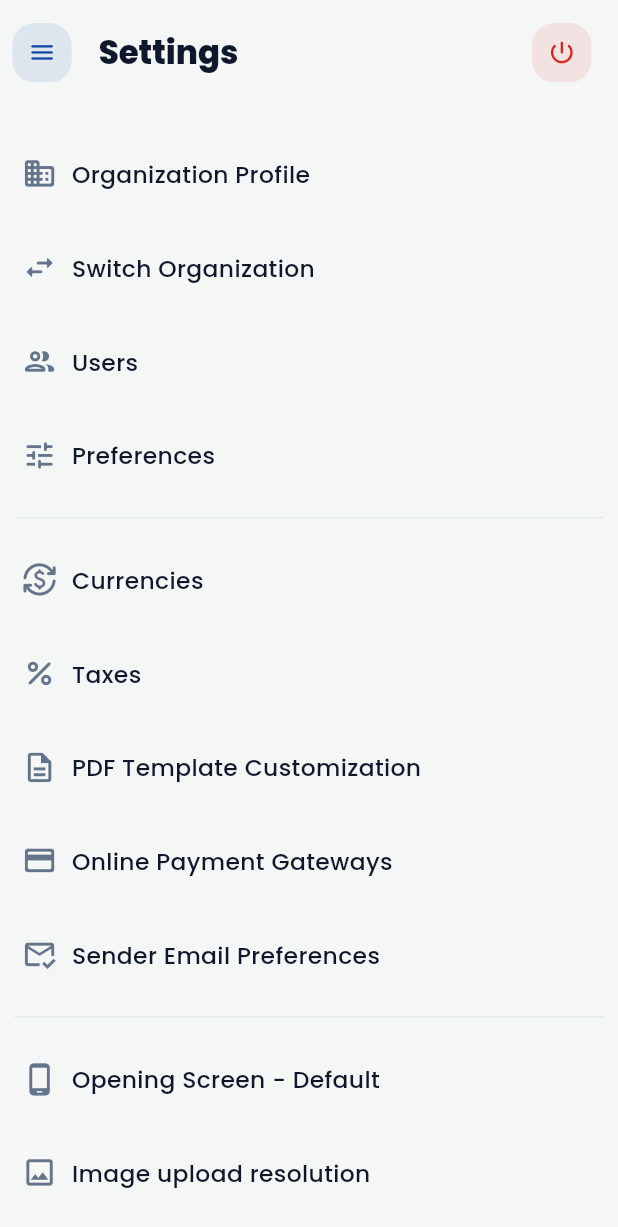
After one commit to SirajulHQ/custom_books, a Flutter app: the SettingsPage screen opened directly, on a phone screen of 412 x 824 dp. The commit adds this screen. Shown: the top 1227 px of the screen. Run offline on Flutter 3.47's test engine with Material 3 defaults, Android fonts, the phone set to English and light mode, and no system bars; our stand-ins replace file_picker, fl_chart, google_fonts, image_picker, shared_preferences, toastification; accounts and stored records are empty.

Commit message:
feat: add Settings page with drawer navigation
- Create SettingsPage with organization, finance, app preferences,
  and support sections
- Add Settings navigation from drawer with route highlighting
- Prevent redundant navigation when already on Settings page

```diff
--- a/lib/features/drawer/view/custom_drawer.dart
+++ b/lib/features/drawer/view/custom_drawer.dart
@@ -30,6 +30,7 @@ import 'package:custom_books/features/manual_journals/view/manual_journals_page.
 import 'package:custom_books/features/documents/view/documents_inbox_page.dart';
 import 'package:custom_books/features/documents/view/all_files_page.dart';
 import 'package:custom_books/features/documents/view/folders_page.dart';
+import 'package:custom_books/features/settings/view/settings_page.dart';
 import 'package:flutter/material.dart';
 
 class DrawerView extends StatefulWidget {
@@ -554,13 +555,29 @@ class _DrawerViewState extends State<DrawerView> {
                   item: DrawerItem(
                     icon: Icons.settings_rounded,
                     title: 'Settings',
+                    isSelected: widget.currentRoute == 'settings',
                   ),
                   onCustomTap: () {
                     appLog(
                       '⚙️ Settings button tapped',
                       name: 'DrawerNavigation',
                     );
-                    Navigator.pop(context);
+
+                    // If already on Settings page, just close the drawer
+                    if (widget.currentRoute == 'settings') {
+                      appLog(
+                        '⚠️ Already on Settings page, just closing drawer',
+                        name: 'DrawerNavigation',
+                      );
+                      Navigator.pop(context);
+                      return;
+                    }
+
+                    appLog(
+                      '📍 Navigating to SettingsPage...',
+                      name: 'DrawerNavigation',
+                    );
+                    _navigateToTopLevel(const SettingsPage());
                   },
                 ),
 
--- /dev/null
+++ b/lib/features/settings/view/settings_page.dart
@@ -0,0 +1,258 @@
+import 'package:custom_books/core/apptheme/apptheme.dart';
+import 'package:custom_books/core/utils/app_logger.dart';
+import 'package:custom_books/core/utils/dimensions.dart';
+import 'package:custom_books/core/widgets/custom_sliver_appbar.dart';
+import 'package:custom_books/features/drawer/view/custom_drawer.dart';
+import 'package:flutter/material.dart';
+
+class SettingsPage extends StatefulWidget {
+  const SettingsPage({super.key});
+
+  @override
+  State<SettingsPage> createState() => _SettingsPageState();
+}
+
+class _SettingsPageState extends State<SettingsPage> {
+  @override
+  void initState() {
+    super.initState();
+    appLog('⚙️ SettingsPage initialized', name: 'SettingsPage');
+  }
+
+  @override
+  Widget build(BuildContext context) {
+    appLog('🏗️ Building SettingsPage', name: 'SettingsPage');
+    Dimensions.init(context);
+
+    return Scaffold(
+      backgroundColor: context.colors.background,
+      drawer: const DrawerView(currentRoute: 'settings'),
+      body: SafeArea(
+        child: CustomScrollView(
+          physics: const BouncingScrollPhysics(),
+          slivers: [
+            // App Bar
+            CustomSliverAppBar(
+              title: 'Settings',
+              leadingType: AppBarLeadingType.menu,
+              actions: [
+                AppBarIconButton(
+                  icon: Icons.power_settings_new_rounded,
+                  color: Appcolors.warn,
+                  onPressed: () {
+                    appLog('🔴 Power button tapped', name: 'SettingsPage');
+                    // TODO: Logout action
+                  },
+                ),
+                SizedBox(width: Dimensions.width20),
+              ],
+            ),
+
+            // Settings List
+            SliverPadding(
+              padding: EdgeInsets.symmetric(horizontal: Dimensions.width20),
+              sliver: SliverList(
+                delegate: SliverChildListDelegate([
+                  SizedBox(height: Dimensions.height15),
+
+                  // ── Organization Section ────────────────────────────
+                  _buildSettingsTile(
+                    icon: Icons.business_rounded,
+                    label: 'Organization Profile',
+                    onTap: () {
+                      appLog(
+                        '🏢 Organization Profile tapped',
+                        name: 'SettingsPage',
+                      );
+                    },
+                  ),
+                  _buildSettingsTile(
+                    icon: Icons.swap_horiz_rounded,
+                    label: 'Switch Organization',
+                    onTap: () {
+                      appLog(
+                        '🔄 Switch Organization tapped',
+                        name: 'SettingsPage',
+                      );
+                    },
+                  ),
+                  _buildSettingsTile(
+                    icon: Icons.people_outline_rounded,
+                    label: 'Users',
+                    onTap: () {
+                      appLog('👥 Users tapped', name: 'SettingsPage');
+                    },
+                  ),
+                  _buildSettingsTile(
+                    icon: Icons.tune_rounded,
+                    label: 'Preferences',
+                    onTap: () {
+                      appLog('🎛️ Preferences tapped', name: 'SettingsPage');
+                    },
+                  ),
+
+                  _buildDivider(),
+
+                  // ── Finance Section ─────────────────────────────────
+                  _buildSettingsTile(
+                    icon: Icons.currency_exchange_rounded,
+                    label: 'Currencies',
+                    onTap: () {
+                      appLog('💱 Currencies tapped', name: 'SettingsPage');
+                    },
+                  ),
+                  _buildSettingsTile(
+                    icon: Icons.percent_rounded,
+                    label: 'Taxes',
+                    onTap: () {
+                      appLog('💰 Taxes tapped', name: 'SettingsPage');
+                    },
+                  ),
+                  _buildSettingsTile(
+                    icon: Icons.description_outlined,
+                    label: 'PDF Template Customization',
+                    onTap: () {
+                      appLog(
+                        '📄 PDF Template Customization tapped',
+                        name: 'SettingsPage',
+                      );
+                    },
+                  ),
+                  _buildSettingsTile(
+                    icon: Icons.payment_rounded,
+                    label: 'Online Payment Gateways',
+                    onTap: () {
+                      appLog(
+                        '💳 Online Payment Gateways tapped',
+                        name: 'SettingsPage',
+                      );
+                    },
+                  ),
+                  _buildSettingsTile(
+                    icon: Icons.mark_email_read_outlined,
+                    label: 'Sender Email Preferences',
+                    onTap: () {
+                      appLog(
+                        '✉️ Sender Email Preferences tapped',
+                        name: 'SettingsPage',
+                      );
+                    },
+                  ),
+
+                  _buildDivider(),
+
+                  // ── App Preferences Section ─────────────────────────
+                  _buildSettingsTile(
+                    icon: Icons.phone_android_rounded,
+                    label: 'Opening Screen - Default',
+                    onTap: () {
+                      appLog('📱 Opening Screen tapped', name: 'SettingsPage');
+                    },
+                  ),
+                  _buildSettingsTile(
+                    icon: Icons.image_outlined,
+                    label: 'Image upload resolution',
+                    onTap: () {
+                      appLog(
+                        '🖼️ Image upload resolution tapped',
+                        name: 'SettingsPage',
+                      );
+                    },
+                  ),
+                  _buildSettingsTile(
+                    icon: Icons.security_rounded,
+                    label: 'Privacy & Security',
+                    onTap: () {
+                      appLog(
+                        '🔒 Privacy & Security tapped',
+                        name: 'SettingsPage',
+                      );
+                    },
+                  ),
+
+                  _buildDivider(),
+
+                  // ── Support Section ─────────────────────────────────
+                  _buildSettingsTile(
+                    icon: Icons.chat_bubble_outline_rounded,
+                    label: 'Feedback',
+                    onTap: () {
+                      appLog('💬 Feedback tapped', name: 'SettingsPage');
+                    },
+                  ),
+                  _buildSettingsTile(
+                    icon: Icons.share_outlined,
+                    label: 'Share',
+                    onTap: () {
+                      appLog('🔗 Share tapped', name: 'SettingsPage');
+                    },
+                  ),
+                  _buildSettingsTile(
+                    icon: Icons.star_border_rounded,
+                    label: 'Rate App',
+                    onTap: () {
+                      appLog('⭐ Rate App tapped', name: 'SettingsPage');
+                    },
+                  ),
+                  _buildSettingsTile(
+                    icon: Icons.help_outline_rounded,
+                    label: 'About',
+                    onTap: () {
+                      appLog('ℹ️ About tapped', name: 'SettingsPage');
+                    },
+                  ),
+
+                  SizedBox(height: Dimensions.height30),
+                ]),
+              ),
+            ),
+          ],
+        ),
+      ),
+    );
+  }
+
+  Widget _buildSettingsTile({
+    required IconData icon,
+    required String label,
+    required VoidCallback onTap,
+  }) {
+    return InkWell(
+      onTap: onTap,
+      borderRadius: BorderRadius.circular(Dimensions.radius15),
+      child: Padding(
+        padding: EdgeInsets.symmetric(
+          vertical: Dimensions.height20,
+          horizontal: Dimensions.width10,
+        ),
+        child: Row(
+          children: [
+            Icon(
+              icon,
+              size: Dimensions.iconSize24,
+              color: context.colors.textSecondary,
+            ),
+            SizedBox(width: Dimensions.width20),
+            Expanded(
+              child: Text(
+                label,
+                style: TextStyle(
+                  fontSize: Dimensions.font16,
+                  fontWeight: FontWeight.w500,
+                  color: context.colors.textPrimary,
+                ),
+              ),
+            ),
+          ],
+        ),
+      ),
+    );
+  }
+
+  Widget _buildDivider() {
+    return Padding(
+      padding: EdgeInsets.symmetric(vertical: Dimensions.height10),
+      child: Divider(color: context.colors.border, height: 1),
+    );
+  }
+}
```
